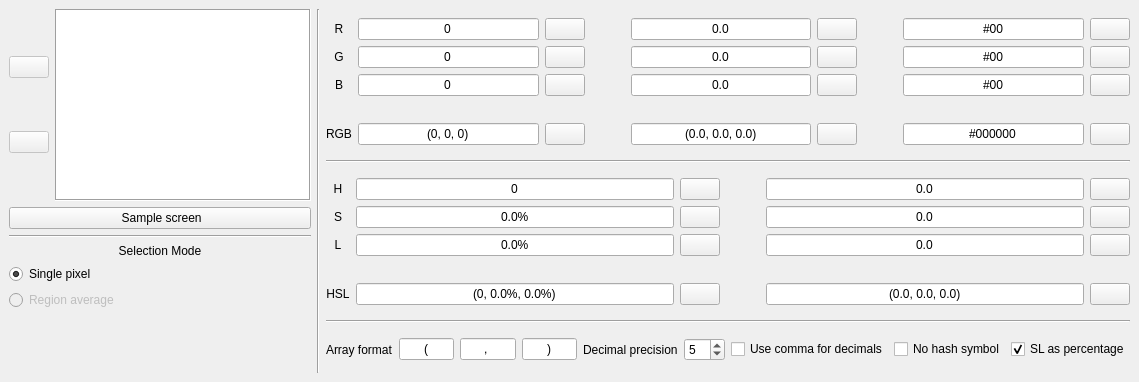
Above: designer/main_window.ui from TheRegisb/compact-simple-screen-sampler before the change. Below: the same form after it.
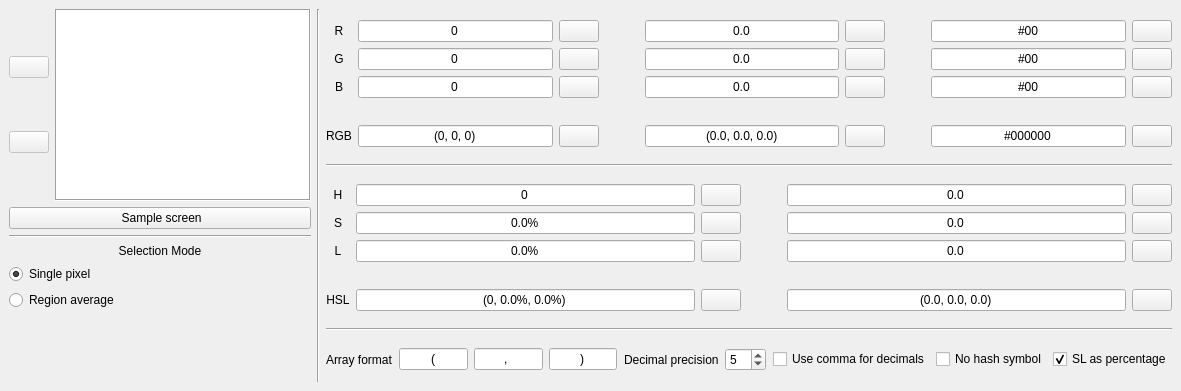
That is the form after the change. Icons and pictures are not drawn.

Diff of the .ui file:
```diff
--- a/designer/main_window.ui
+++ b/designer/main_window.ui
@@ -9,8 +9,8 @@
    <rect>
     <x>0</x>
     <y>0</y>
-    <width>1139</width>
-    <height>382</height>
+    <width>1181</width>
+    <height>391</height>
    </rect>
   </property>
   <property name="windowTitle">
@@ -129,10 +129,7 @@
          </layout>
         </item>
         <item>
-         <widget class="QRadioButton" name="selectionConfigRadRegion_2">
-          <property name="enabled">
-           <bool>false</bool>
-          </property>
+         <widget class="QRadioButton" name="selectionConfigRadRegion">
           <property name="text">
            <string>Region average</string>
           </property>
```
Left out of the diff: 2 changed lines with no effect on the pictures.
